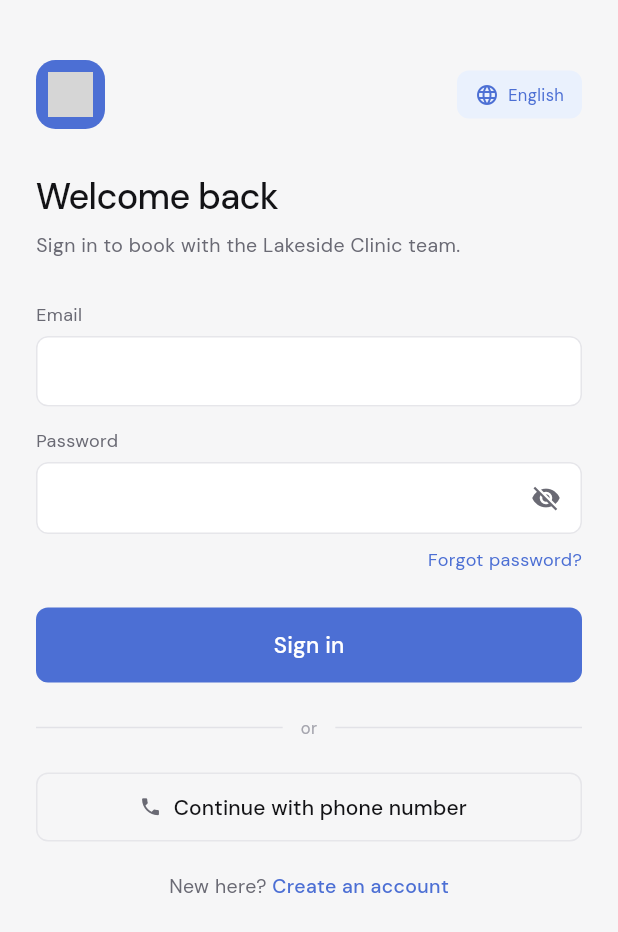
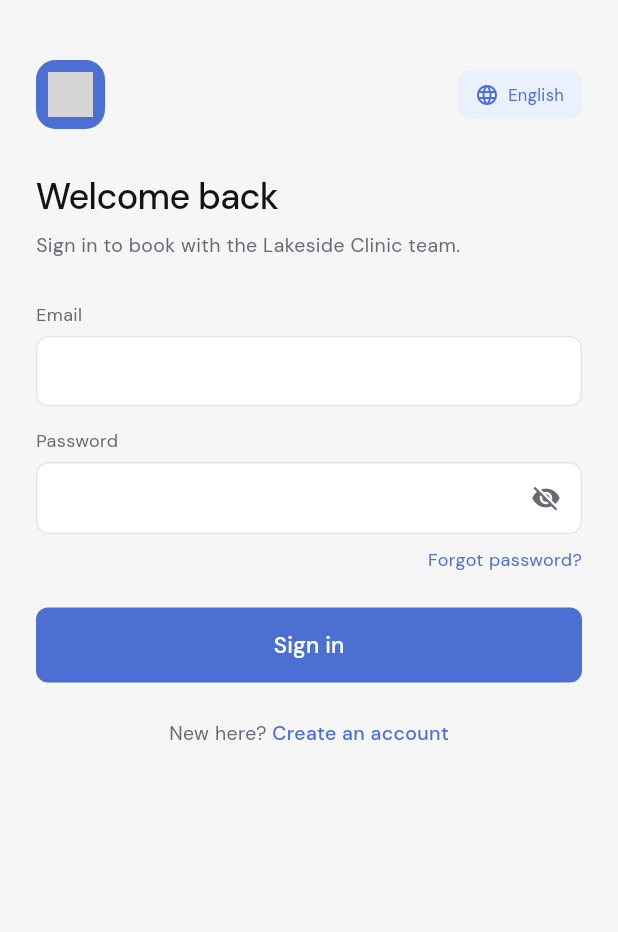
Before and after one commit to samarhanysalem/My_flutter_app, a Flutter app: the screen it shows after launch, on a phone screen of 412 x 824 dp. Shown: the top 932 px of the screen. Run offline on Flutter 3.47's test engine with Material 3 defaults, Android fonts, the phone set to English and light mode, and no system bars; our stand-ins replace cloud_firestore, firebase_auth, firebase_core, google_fonts, shared_preferences, web; missing offline and left inert: dart:js_interop, firebase_core_platform_interface; accounts and stored records are empty; grey boxes are pictures that could not be loaded.

Commit message:
Remove the phone sign-in option from the login screen
Drops the "or" divider and "Continue with phone number" button below Sign
in — it only ever opened a not-available-yet notice, so it wasn't a real
sign-in path. Removed the now-unused orDivider/continueWithPhone/
phoneSignInFeature l10n keys along with it.

Co-Authored-By: Claude Sonnet 5 <noreply@anthropic.com>
Claude-Session: https://claude.ai/code/session_0116hh8G1CEdFdevvu5g6h5Q

```diff
--- a/lib/features/auth/view/login_view.dart
+++ b/lib/features/auth/view/login_view.dart
@@ -132,50 +132,7 @@ class _LoginViewState extends State<LoginView> {
                       isLoading: authProvider.isLoading,
                       onPressed: () => _submit(authProvider),
                     ),
-                    const SizedBox(height: AppTheme.spacing22),
-                    Row(
-                      children: [
-                        const Expanded(
-                          child: Divider(color: AppTheme.divider, height: 1),
-                        ),
-                        Padding(
-                          padding: const EdgeInsets.symmetric(horizontal: 12),
-                          child: Text(loc.orDivider, style: AppTheme.caption),
-                        ),
-                        const Expanded(
-                          child: Divider(color: AppTheme.divider, height: 1),
-                        ),
-                      ],
-                    ),
-                    const SizedBox(height: AppTheme.spacing22),
-                    SizedBox(
-                      width: double.infinity,
-                      height: 46,
-                      child: OutlinedButton.icon(
-                        onPressed: () => showNotAvailableYet(
-                          context,
-                          loc.phoneSignInFeature,
-                        ),
-                        style: OutlinedButton.styleFrom(
-                          side: const BorderSide(color: AppTheme.border),
-                          shape: RoundedRectangleBorder(
-                            borderRadius: BorderRadius.circular(
-                              AppTheme.radiusSmall,
-                            ),
-                          ),
-                        ),
-                        icon: const Icon(
-                          Icons.phone,
-                          size: 15,
-                          color: AppTheme.textSecondary,
-                        ),
-                        label: Text(
-                          loc.continueWithPhone,
-                          style: AppTheme.body,
-                        ),
-                      ),
-                    ),
-                    const SizedBox(height: AppTheme.spacing20),
+                    const SizedBox(height: AppTheme.spacing24),
                     Center(
                       child: Wrap(
                         alignment: WrapAlignment.center,
--- a/lib/l10n/app_ar.arb
+++ b/lib/l10n/app_ar.arb
@@ -9,12 +9,9 @@
   "passwordLabel": "كلمة المرور",
   "forgotPassword": "هل نسيت كلمة المرور؟",
   "signIn": "تسجيل الدخول",
-  "orDivider": "أو",
-  "continueWithPhone": "المتابعة برقم الهاتف",
   "newHereQuestion": "مستخدم جديد؟ ",
   "createAnAccount": "إنشاء حساب",
   "passwordResetFeature": "إعادة تعيين كلمة المرور",
-  "phoneSignInFeature": "تسجيل الدخول بالهاتف",
 
   "createYourAccount": "أنشئ حسابك",
   "registerSubtitle": "يستغرق الأمر دقيقة واحدة فقط. الدفع في العيادة، فلا حاجة لبطاقة.",
--- a/lib/l10n/app_en.arb
+++ b/lib/l10n/app_en.arb
@@ -40,14 +40,6 @@
   "@signIn": {
     "description": "Sign-in button label."
   },
-  "orDivider": "or",
-  "@orDivider": {
-    "description": "Divider text between sign-in methods."
-  },
-  "continueWithPhone": "Continue with phone number",
-  "@continueWithPhone": {
-    "description": "Phone sign-in button label."
-  },
   "newHereQuestion": "New here? ",
   "@newHereQuestion": {
     "description": "Prompt before the create-account link on the login screen."
@@ -59,10 +51,6 @@
   "passwordResetFeature": "Password reset",
   "@passwordResetFeature": {
     "description": "Feature name used in the not-available-yet notice for forgot password."
-  },
-  "phoneSignInFeature": "Phone sign-in",
-  "@phoneSignInFeature": {
-    "description": "Feature name used in the not-available-yet notice for phone sign-in."
   },
 
   "createYourAccount": "Create your account",
--- a/lib/l10n/app_localizations.dart
+++ b/lib/l10n/app_localizations.dart
@@ -140,18 +140,6 @@ abstract class AppLocalizations {
   /// **'Sign in'**
   String get signIn;
 
-  /// Divider text between sign-in methods.
-  ///
-  /// In en, this message translates to:
-  /// **'or'**
-  String get orDivider;
-
-  /// Phone sign-in button label.
-  ///
-  /// In en, this message translates to:
-  /// **'Continue with phone number'**
-  String get continueWithPhone;
-
   /// Prompt before the create-account link on the login screen.
   ///
   /// In en, this message translates to:
@@ -169,12 +157,6 @@ abstract class AppLocalizations {
   /// In en, this message translates to:
   /// **'Password reset'**
   String get passwordResetFeature;
-
-  /// Feature name used in the not-available-yet notice for phone sign-in.
-  ///
-  /// In en, this message translates to:
-  /// **'Phone sign-in'**
-  String get phoneSignInFeature;
 
   /// Register screen heading.
   ///
--- a/lib/l10n/app_localizations_en.dart
+++ b/lib/l10n/app_localizations_en.dart
@@ -34,12 +34,6 @@ class AppLocalizationsEn extends AppLocalizations {
   String get signIn => 'Sign in';
 
   @override
-  String get orDivider => 'or';
-
-  @override
-  String get continueWithPhone => 'Continue with phone number';
-
-  @override
   String get newHereQuestion => 'New here? ';
 
   @override
@@ -47,9 +41,6 @@ class AppLocalizationsEn extends AppLocalizations {
 
   @override
   String get passwordResetFeature => 'Password reset';
-
-  @override
-  String get phoneSignInFeature => 'Phone sign-in';
 
   @override
   String get createYourAccount => 'Create your account';
```
Also changed, not shown: lib/l10n/app_localizations_ar.dart (+0 -9 lines).
